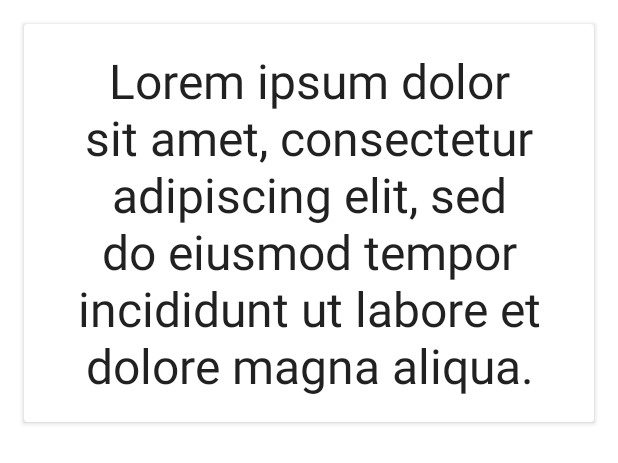
After one commit to pradeep9201439460/SampleGooglePrimer, an Android app: the layout item_google_primer_view.xml on its own in the app's theme, with its tools: preview values and no code run, on a phone screen of 412 x 824 dp. The commit adds this screen. Shown: the top 463 px of the screen. Run offline under Robolectric (Android 15) with nearby library versions, the phone set to English and light mode, and no system bars.

Commit message:
Add recycler view

```diff
--- /dev/null
+++ b/app/src/main/res/layout/item_google_primer_view.xml
@@ -0,0 +1,20 @@
+<?xml version="1.0" encoding="utf-8"?>
+<androidx.cardview.widget.CardView xmlns:android="http://schemas.android.com/apk/res/android"
+    android:layout_width="match_parent"
+    android:layout_height="wrap_content"
+    android:layout_margin="16dp"
+    android:elevation="8dp"
+    android:padding="16dp">
+
+    <TextView
+        android:id="@+id/textView"
+        style="@style/TextAppearance.AppCompat.Headline"
+        android:layout_width="wrap_content"
+        android:layout_height="wrap_content"
+        android:layout_margin="16dp"
+        android:gravity="center"
+        android:text="Lorem ipsum dolor sit amet, consectetur adipiscing elit, sed do eiusmod tempor incididunt ut labore et dolore magna aliqua."
+        android:textSize="32sp" />
+
+
+</androidx.cardview.widget.CardView>
```
Also changed, not shown: app/src/main/java/com/example/samplegoogleprimer/MainActivity.java (+27 -2 lines), app/src/main/java/com/example/samplegoogleprimer/SampleAdapter.java (added, +55 -0 lines), app/src/main/res/layout/activity_main.xml (+31 -8 lines).
